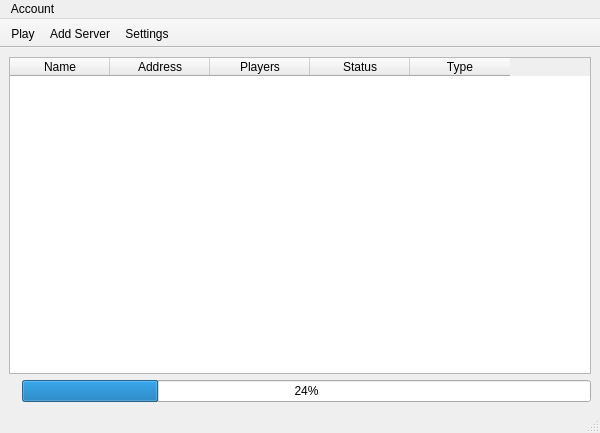
Qt form src/ui/kocity-qt.ui (ex4dev/brawl-starter) before a commit.
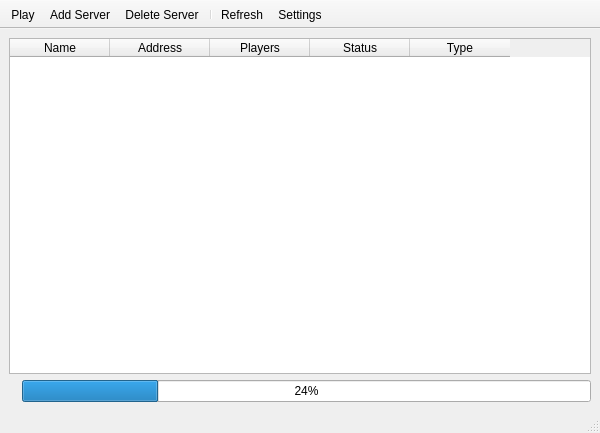
The same form after that commit.

Commit message: Add delete and refresh options, fix bugs

Patch:
```diff
--- a/src/ui/kocity-qt.ui
+++ b/src/ui/kocity-qt.ui
@@ -127,23 +127,6 @@
     </item>
    </layout>
   </widget>
-  <widget class="QMenuBar" name="menuBar">
-   <property name="geometry">
-    <rect>
-     <x>0</x>
-     <y>0</y>
-     <width>600</width>
-     <height>28</height>
-    </rect>
-   </property>
-   <widget class="QMenu" name="menuAccount">
-    <property name="title">
-     <string>Account</string>
-    </property>
-    <addaction name="actionLogin"/>
-   </widget>
-   <addaction name="menuAccount"/>
-  </widget>
   <widget class="QToolBar" name="mainToolBar">
    <property name="movable">
     <bool>false</bool>
@@ -162,6 +145,9 @@
    </attribute>
    <addaction name="actionPlay"/>
    <addaction name="actionAddServer"/>
+   <addaction name="actionDeleteServer"/>
+   <addaction name="separator"/>
+   <addaction name="actionRefresh"/>
    <addaction name="actionSettings"/>
   </widget>
   <widget class="QStatusBar" name="statusBar"/>
@@ -188,6 +174,22 @@
     <string>Login</string>
    </property>
   </action>
+  <action name="actionRefresh">
+   <property name="text">
+    <string>Refresh</string>
+   </property>
+   <property name="shortcut">
+    <string>F5</string>
+   </property>
+  </action>
+  <action name="actionDeleteServer">
+   <property name="text">
+    <string>Delete Server</string>
+   </property>
+   <property name="shortcut">
+    <string>Del</string>
+   </property>
+  </action>
  </widget>
  <resources/>
  <connections/>
```
Left out of the diff: 3 changed lines with no effect on the pictures. The commit also changes 9 other files.
